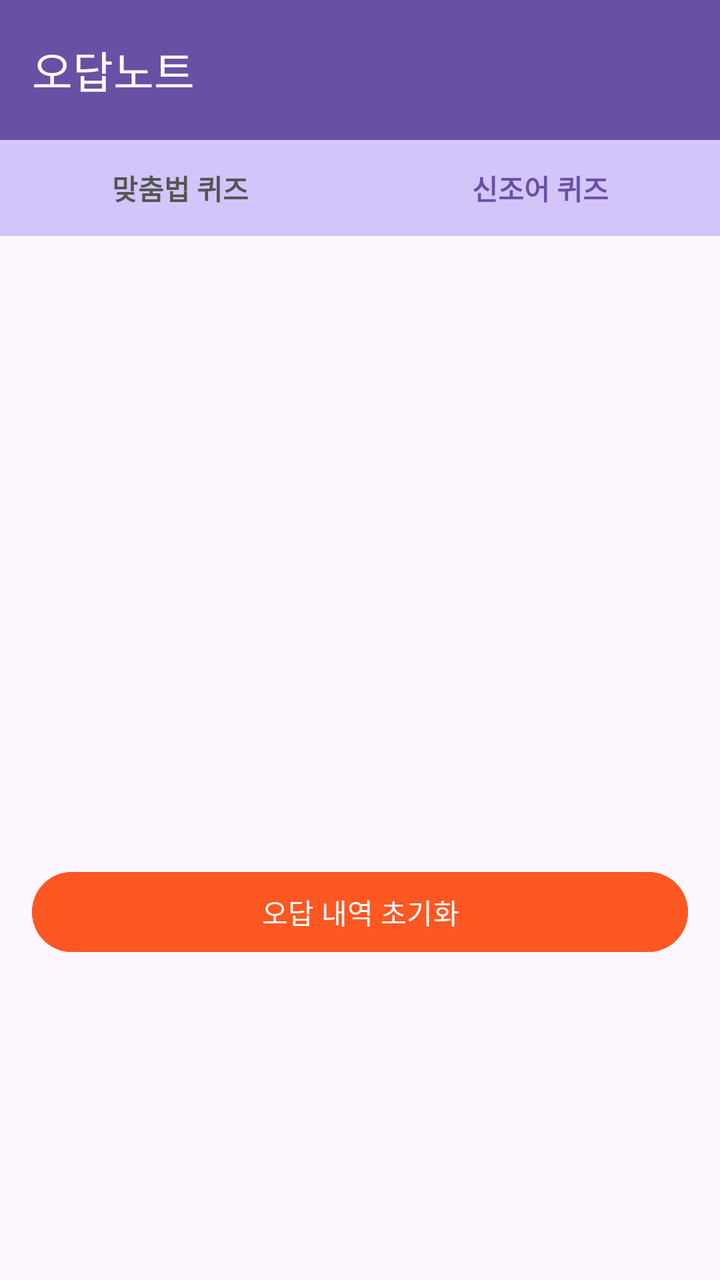
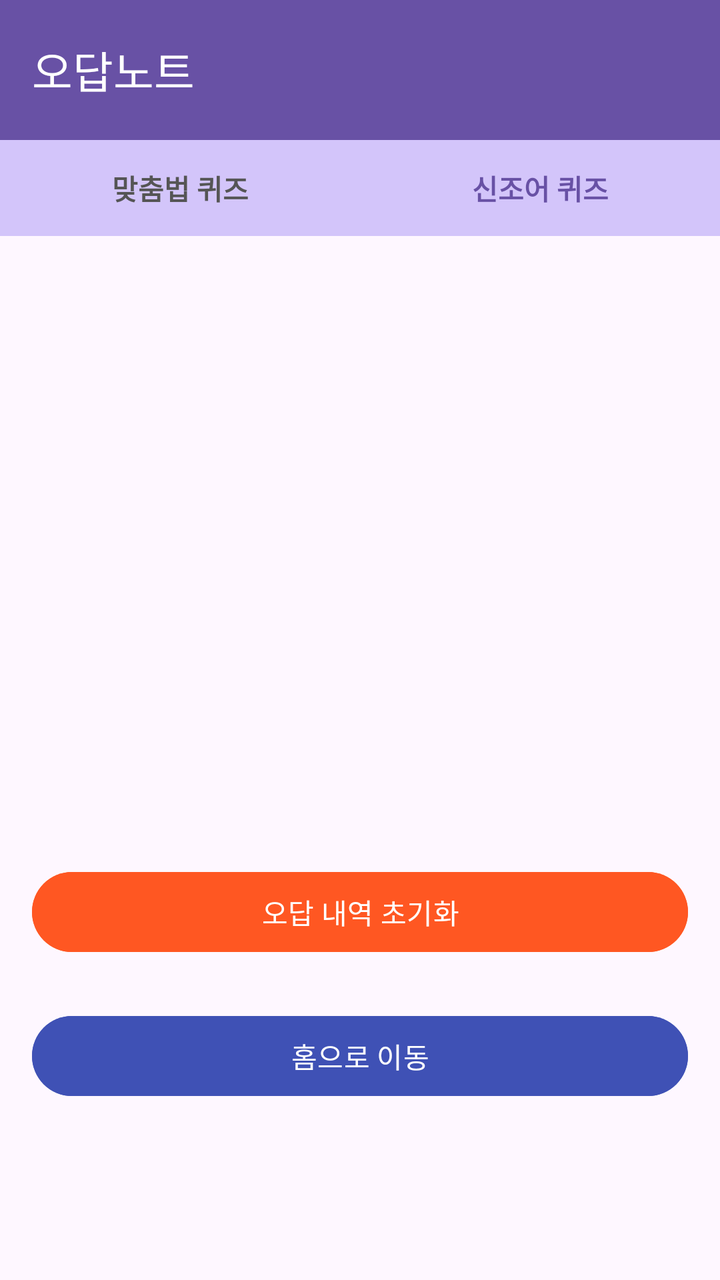

Before-and-after screenshots of an Android layout around one commit, followed by the original layout XML and the change that was made.
<!-- AndroidManifest.xml: application theme Theme.GURU2 -->
<!-- res/layout/activity_wrong_note.xml -->
<?xml version="1.0" encoding="utf-8"?>
<androidx.constraintlayout.widget.ConstraintLayout xmlns:android="http://schemas.android.com/apk/res/android"
    xmlns:app="http://schemas.android.com/apk/res-auto"
    android:layout_width="match_parent"
    android:layout_height="match_parent">

    <com.google.android.material.appbar.MaterialToolbar
        android:id="@+id/toolbar"
        android:layout_width="0dp"
        android:layout_height="70dp"
        android:background="#6851A5"
        app:title="오답노트"
        app:titleTextColor="@android:color/white"
        app:layout_constraintTop_toTopOf="parent"
        app:layout_constraintStart_toStartOf="parent"
        app:layout_constraintEnd_toEndOf="parent"/>

    <LinearLayout
        android:id="@+id/subBar"
        android:layout_width="0dp"
        android:layout_height="48dp"
        android:orientation="horizontal"
        android:background="#FFFFFF"
        app:layout_constraintTop_toBottomOf="@id/toolbar"
        app:layout_constraintStart_toStartOf="parent"
        app:layout_constraintEnd_toEndOf="parent">

        <TextView
            android:id="@+id/btnGrammar"
            android:layout_width="0dp"
            android:layout_height="match_parent"
            android:layout_weight="1"
            android:background="@color/choice_default"
            android:gravity="center"
            android:text="맞춤법 퀴즈"
            android:textColor="#555555"
            android:textStyle="bold" />

        <TextView
            android:id="@+id/btnSlang"
            android:layout_width="0dp"
            android:layout_height="match_parent"
            android:layout_weight="1"
            android:background="@color/choice_default"
            android:gravity="center"
            android:text="신조어 퀴즈"
            android:textColor="#6851A5"
            android:textStyle="bold" />

    </LinearLayout>

    <androidx.viewpager2.widget.ViewPager2
        android:id="@+id/viewPager"
        android:layout_width="0dp"
        android:layout_height="0dp"
        app:layout_constraintBottom_toTopOf="@id/btnClearWrong"
        app:layout_constraintEnd_toEndOf="parent"
        app:layout_constraintStart_toStartOf="parent"
        app:layout_constraintTop_toBottomOf="@id/subBar" />

    <Button
        android:id="@+id/btnClearWrong"
        android:layout_width="0dp"
        android:layout_height="48dp"
        android:layout_marginStart="16dp"
        android:layout_marginEnd="16dp"
        android:layout_marginBottom="160dp"
        android:backgroundTint="#FF5722"
        android:text="오답 내역 초기화"
        android:textColor="@android:color/white"
        app:layout_constraintBottom_toBottomOf="parent"
        app:layout_constraintEnd_toEndOf="parent"
        app:layout_constraintStart_toStartOf="parent" />

</androidx.constraintlayout.widget.ConstraintLayout>
<!-- resources referenced by this layout -->
<resources>
  <color name="choice_default">#D3C5FA</color>
  <style name="Theme.GURU2" parent="Base.Theme.GURU2" />
  <style name="Base.Theme.GURU2" parent="Theme.Material3.DayNight.NoActionBar">
          
          
      </style>
</resources>

<!-- the commit's change to res/layout/activity_wrong_note.xml (unified diff, before → after) -->
@@ -72,4 +72,19 @@
         app:layout_constraintEnd_toEndOf="parent"
         app:layout_constraintStart_toStartOf="parent" />
 
+    <Button
+        android:id="@+id/btnGoHome"
+        android:layout_width="0dp"
+        android:layout_height="48dp"
+        android:layout_marginStart="16dp"
+        android:layout_marginEnd="16dp"
+        android:layout_marginBottom="88dp"
+        android:backgroundTint="#3F51B5"
+        android:text="홈으로 이동"
+        android:textColor="@android:color/white"
+        app:layout_constraintBottom_toBottomOf="parent"
+        app:layout_constraintEnd_toEndOf="parent"
+        app:layout_constraintStart_toStartOf="parent" />
+
+
 </androidx.constraintlayout.widget.ConstraintLayout>
